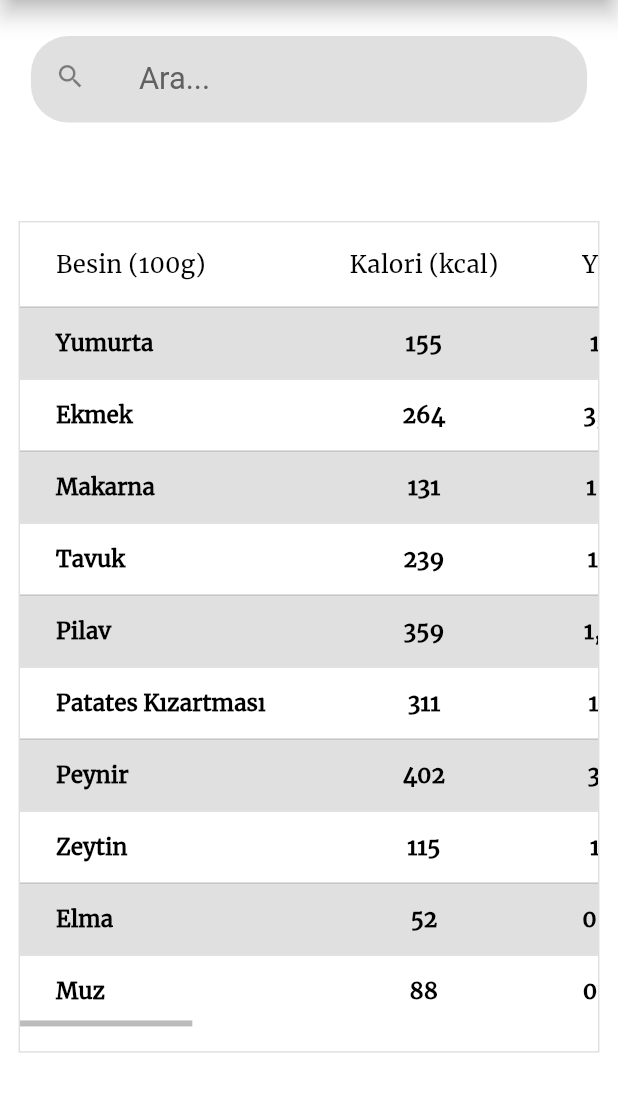
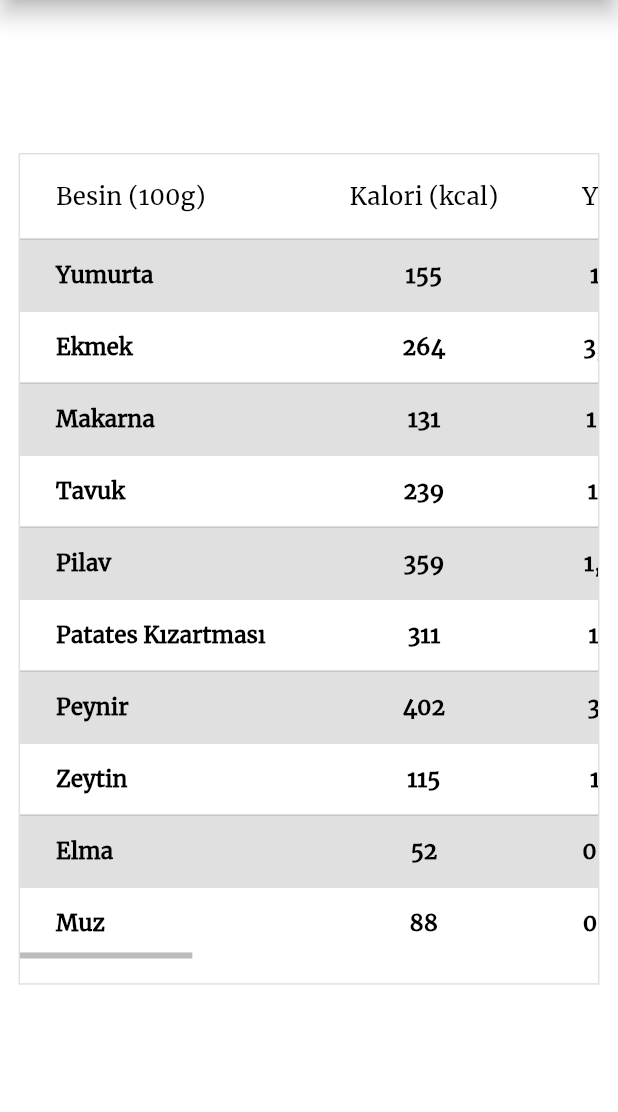
Before and after one commit to rabiaokatan/DiabetesApp, a Flutter app: the NutritionalValuesScreen screen opened directly, on a phone screen of 412 x 824 dp, the part 85-1197 px from its top. Run offline on Flutter 3.47's test engine with Material 2 defaults, Android fonts, the light colour scheme and no system bars; our stand-ins replace shimmer.

Commit message:
bug fixed

```diff
--- a/lib/screens/nutritional_values_screen.dart
+++ b/lib/screens/nutritional_values_screen.dart
@@ -21,6 +21,7 @@ class _NutritionalValuesScreenState extends State<NutritionalValuesScreen> {
     bool isMobile = Responsive.isMobile(context);
     bool isTablet = Responsive.isTablet(context);
     bool isDesktop = Responsive.isDesktop(context);
+    ScrollController _scrollController = ScrollController();
 
     return SafeArea(
       child: Scaffold(
@@ -43,52 +44,14 @@ class _NutritionalValuesScreenState extends State<NutritionalValuesScreen> {
             Padding(
               padding: isDesktop
                   ? EdgeInsets.only(
-                      left: _size.width * 0.7,
-                      top: _size.height * 0.04,
-                      bottom: _size.height * 0.03,
-                      right: _size.width * 0.05)
-                  : EdgeInsets.symmetric(
-                      vertical: _size.height * 0.03,
-                      horizontal: _size.width * 0.05),
-              child: Container(
-                width: _size.width * (isDesktop ? 0.3 : 0.98),
-                height: _size.height * 0.07,
-                decoration: BoxDecoration(
-                  color: Colors.grey[300],
-                  borderRadius: BorderRadius.circular(isTablet ? 50 : 25),
-                ),
-                child: ListTile(
-                  leading: Icon(
-                    Icons.search,
-                    size: isMobile
-                        ? _size.width * 0.05
-                        : isTablet
-                            ? _size.width * 0.04
-                            : _size.width * 0.015,
-                  ),
-                  title: TextField(
-                    decoration: InputDecoration(
-                        hintText: 'Ara...',
-                        hintStyle: TextStyle(
-                            color: Colors.grey[700],
-                            fontSize: isMobile
-                                ? _size.width * 0.05
-                                : isTablet
-                                    ? _size.width * 0.04
-                                    : _size.width * 0.015),
-                        border: InputBorder.none),
-                  ),
-                ),
-              ),
-            ),
-            Padding(
-              padding: isDesktop
-                  ? EdgeInsets.only(left: _size.width * 0.20, right: _size.width*0.02, top: _size.height*0.05)
+                      left: _size.width * 0.20,
+                      right: _size.width * 0.02,
+                      top: _size.height * 0.05)
                   : EdgeInsets.only(
                       left: _size.width * 0.03,
                       right: _size.width * 0.03,
-                      top: isTablet ? _size.height*0.01 : _size.height * 0.12,
-                      bottom: _size.height*0.02),
+                      top: isTablet ? _size.height * 0.01 : _size.height * 0.01,
+                      bottom: _size.height * 0.02),
               child: Center(
                 child: Container(
                   padding: EdgeInsets.only(bottom: _size.height * 0.02),
@@ -97,8 +60,9 @@ class _NutritionalValuesScreenState extends State<NutritionalValuesScreen> {
                   child: SingleChildScrollView(
                     child: Scrollbar(
                       isAlwaysShown: true,
-                      controller: ScrollController(),
+                      controller: _scrollController,
                       child: SingleChildScrollView(
+                        controller: _scrollController,
                         scrollDirection: Axis.horizontal,
                         child: DataTable(
                           columnSpacing: isDesktop ? _size.width * 0.1 : 56,
@@ -199,8 +163,10 @@ class _NutritionalValuesScreenState extends State<NutritionalValuesScreen> {
                                   DataCell(Center(child: Text(item.calorie))),
                                   DataCell(Center(child: Text(item.fat))),
                                   DataCell(Center(child: Text(item.protein))),
-                                  DataCell(Center(child: Text(item.totalCarbohydrate))),
-                                  DataCell(Center(child: Text(item.cholesterol))),
+                                  DataCell(Center(
+                                      child: Text(item.totalCarbohydrate))),
+                                  DataCell(
+                                      Center(child: Text(item.cholesterol))),
                                   DataCell(Center(child: Text(item.sodium))),
                                   DataCell(Center(child: Text(item.potassium))),
                                   DataCell(Center(child: Text(item.calcium))),
```
Also changed, not shown: lib/widget/recipe_card.dart (+0 -31 lines).
